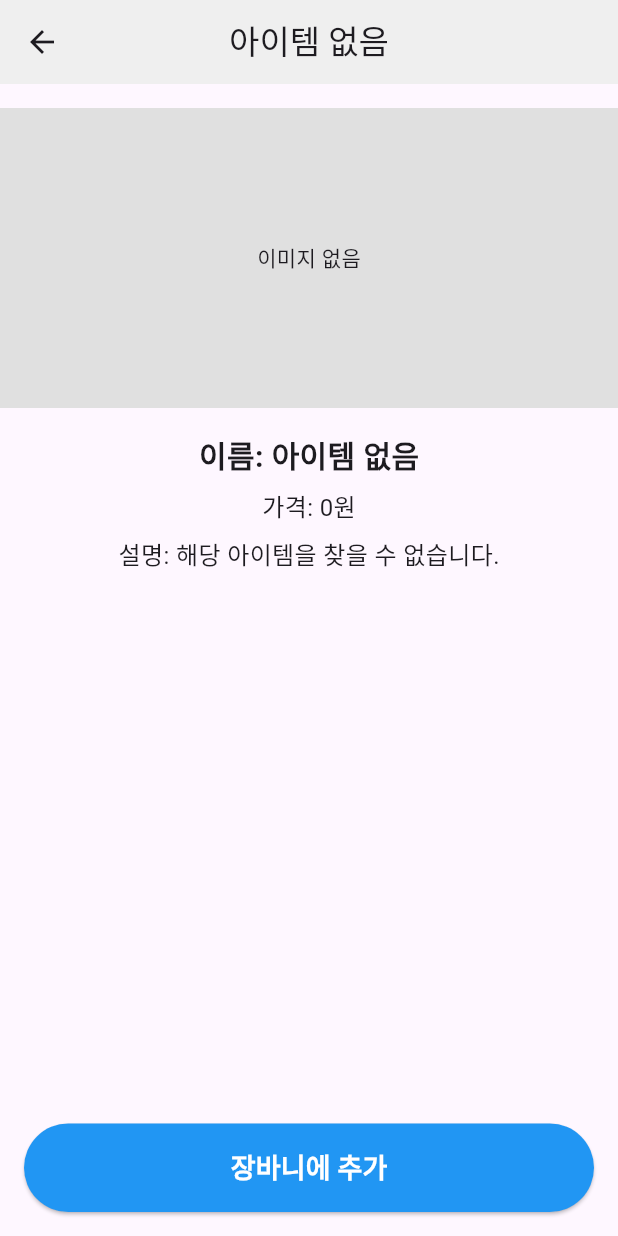
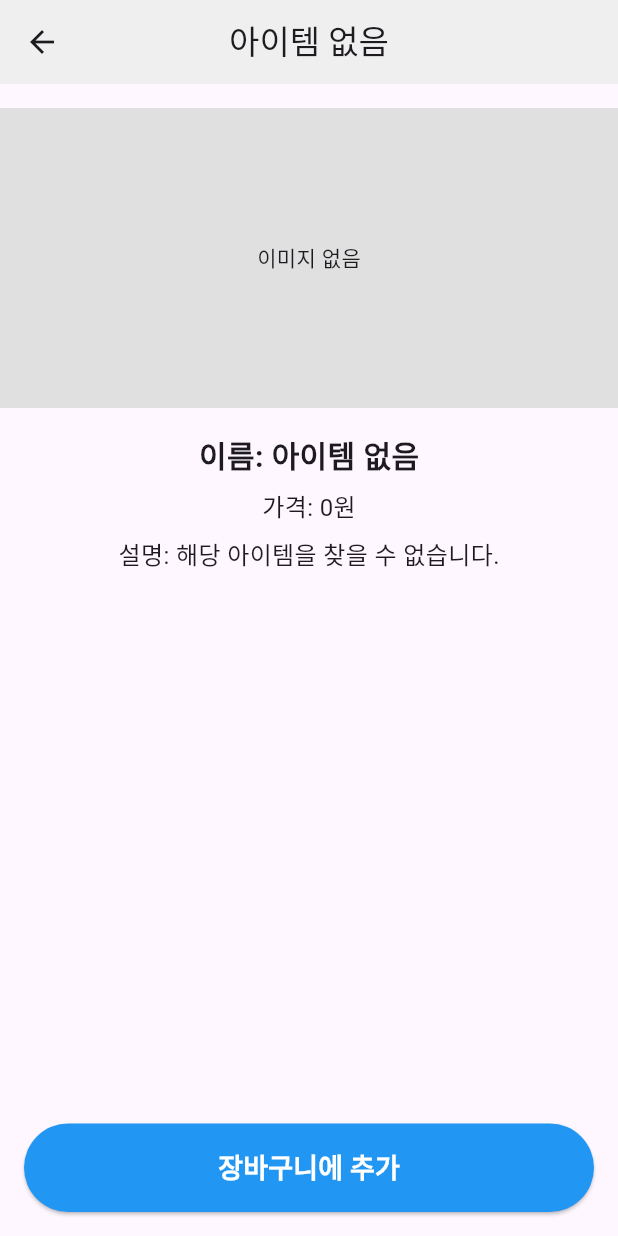
Before and after one commit to HongWonjong/flutter_shoppingmall, a Flutter app: the ItemDetailPage screen opened directly with empty values, on a phone screen of 412 x 824 dp. Run offline on Flutter 3.47's test engine with Material 3 defaults, Android fonts, the phone set to English and light mode, and no system bars; our stand-ins replace flutter_riverpod, image_picker; network calls fail.

Commit message:
장바구니 팝업 오류 수정

```diff
--- a/lib/pages/item_detail_page.dart
+++ b/lib/pages/item_detail_page.dart
@@ -75,10 +75,12 @@ class ItemDetailPage extends ConsumerWidget {
                     width: double.infinity,
                     child: ElevatedButton(
                       onPressed: () {
+                        _showQuantityDialog(context, item, ref);
+
                         // 결제 완료 팝업 띄우기
                       },
                       child: Text(
-                        "장바니에 추가",
+                        "장바구니에 추가",
                         style: TextStyle(
                           fontSize: 18,
                           fontWeight: FontWeight.bold,
```
